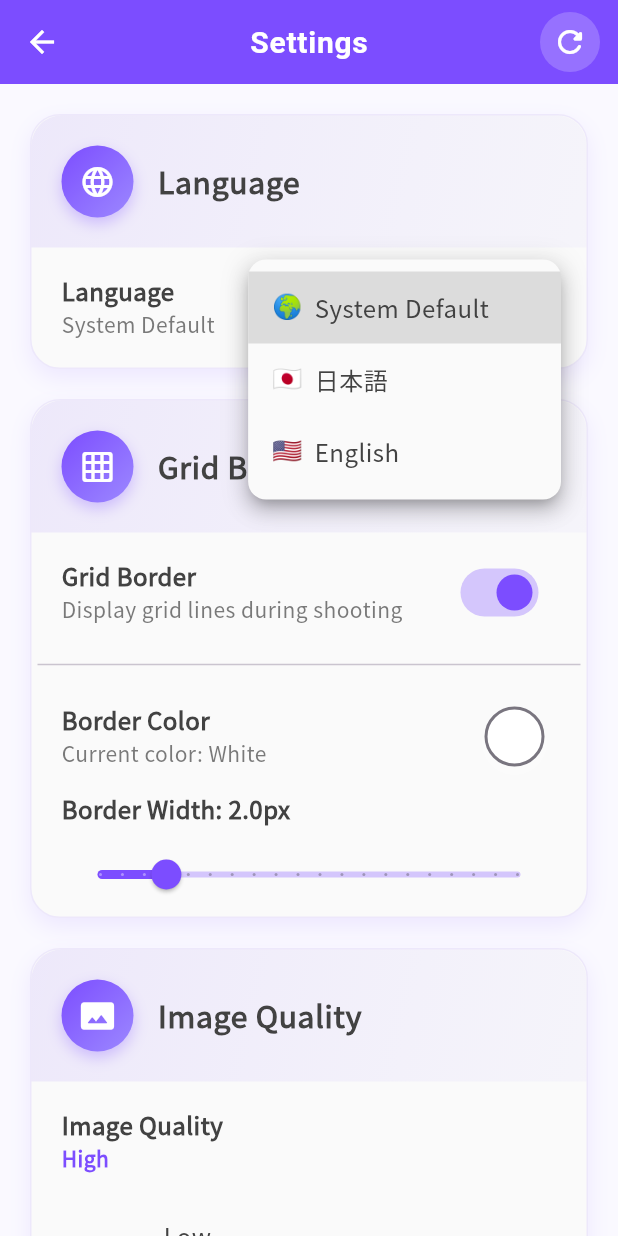
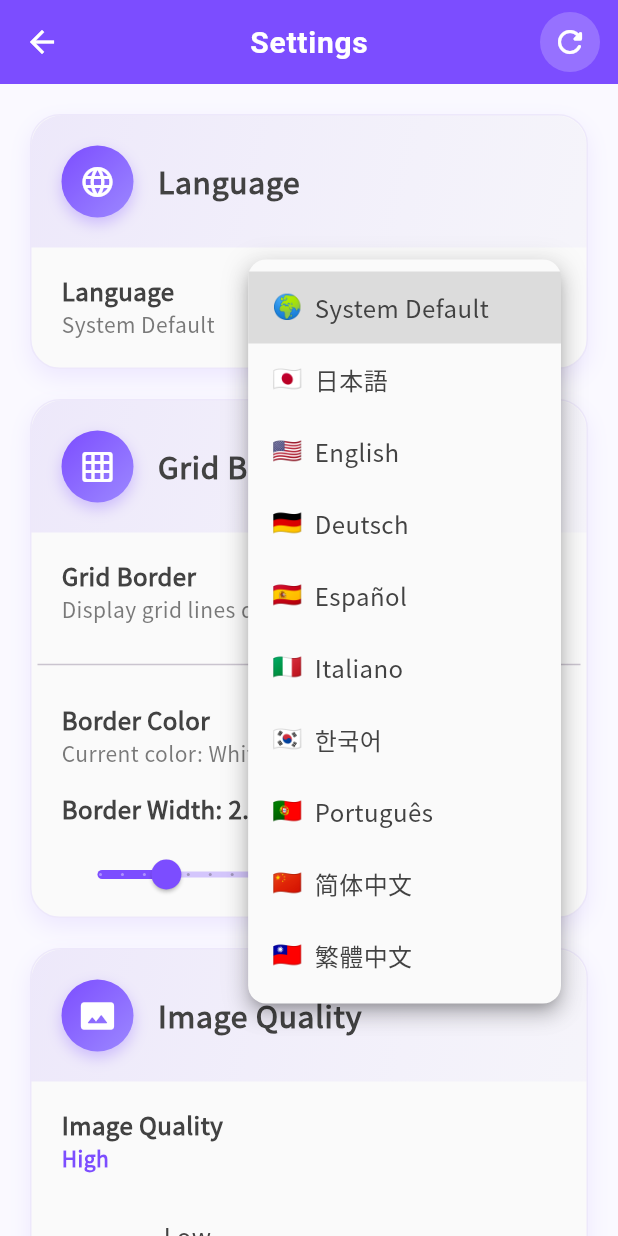
Before and after one commit to khaoselon/gridshotcamera, a Flutter app: the SettingsScreen screen opened directly, after a tap on "System Default", on a phone screen of 412 x 824 dp. Run offline on Flutter 3.47's test engine with Material 3 defaults, Android fonts, the phone set to English and light mode, and no system bars; our stand-ins replace camera, google_mobile_ads, permission_handler, share_plus, shared_preferences; missing offline and left inert: app_tracking_transparency, gal; accounts and stored records are empty; network calls fail.

```diff
--- a/lib/main.dart
+++ b/lib/main.dart
@@ -181,23 +181,27 @@ class _GridShotCameraAppState extends State<GridShotCameraApp>
       title: 'GridShot Camera',
       debugShowCheckedModeBanner: false,
 
-      // 多言語化設定
+      // 多言語化設定 - 完全版
       localizationsDelegates: const [
         AppLocalizations.delegate,
         GlobalMaterialLocalizations.delegate,
         GlobalWidgetsLocalizations.delegate,
         GlobalCupertinoLocalizations.delegate,
       ],
+
+      // 修正：すべてのサポート言語を含む
       supportedLocales: const [
         Locale('ja'), // 日本語
         Locale('en'), // 英語
+        Locale('de'), // ドイツ語
+        Locale('es'), // スペイン語
         Locale('it'), // イタリア語
-        Locale('es'), // スペイン語
-        Locale('de'), // ドイツ語
         Locale('ko'), // 韓国語
         Locale('pt'), // ポルトガル語
+        Locale('zh'), // 中国語簡体字
         Locale('zh', 'Hant'), // 中国語繁体字
       ],
+
       locale: _getEffectiveLocale(),
 
       // 明るいテーマ設定
--- a/lib/screens/settings_screen.dart
+++ b/lib/screens/settings_screen.dart
@@ -332,6 +332,7 @@ class _SettingsScreenState extends State<SettingsScreen>
     );
   }
 
+  // 修正：すべてのサポート言語を含む完全な多言語ドロップダウン
   Widget _buildLanguageTile(
     AppSettings settings,
     AppLocalizations l10n,
@@ -371,7 +372,23 @@ class _SettingsScreenState extends State<SettingsScreen>
           ),
           dropdownColor: theme.cardColor,
           borderRadius: BorderRadius.circular(12),
-          items: [
+          items: _buildLanguageDropdownItems(l10n),
+          onChanged: (value) async {
+            if (value != null) {
+              await SettingsService.instance.updateLanguage(value);
+            }
+          },
+        ),
+      ),
+    );
+  }
+
+  // 完全な言語ドロップダウンアイテムリストを構築
+  List<DropdownMenuItem<String>> _buildLanguageDropdownItems(
+    AppLocalizations l10n,
+  ) {
+    return [
+      // システムデフォルト
       DropdownMenuItem(
         value: 'system',
         child: Row(
@@ -379,10 +396,12 @@ class _SettingsScreenState extends State<SettingsScreen>
           children: [
             const Text('🌍'),
             const SizedBox(width: 8),
-                  Text('System Default'),
+            Text(l10n.systemDefault),
           ],
         ),
       ),
+
+      // 日本語
       DropdownMenuItem(
         value: 'ja',
         child: Row(
@@ -394,6 +413,8 @@ class _SettingsScreenState extends State<SettingsScreen>
           ],
         ),
       ),
+
+      // 英語
       DropdownMenuItem(
         value: 'en',
         child: Row(
@@ -405,15 +426,98 @@ class _SettingsScreenState extends State<SettingsScreen>
           ],
         ),
       ),
+
+      // ドイツ語
+      DropdownMenuItem(
+        value: 'de',
+        child: Row(
+          mainAxisSize: MainAxisSize.min,
+          children: [
+            const Text('🇩🇪'),
+            const SizedBox(width: 8),
+            const Text('Deutsch'),
           ],
-          onChanged: (value) async {
-            if (value != null) {
-              await SettingsService.instance.updateLanguage(value);
-            }
-          },
         ),
       ),
-    );
+
+      // スペイン語
+      DropdownMenuItem(
+        value: 'es',
+        child: Row(
+          mainAxisSize: MainAxisSize.min,
+          children: [
+            const Text('🇪🇸'),
+            const SizedBox(width: 8),
+            const Text('Español'),
+          ],
+        ),
+      ),
+
+      // イタリア語
+      DropdownMenuItem(
+        value: 'it',
+        child: Row(
+          mainAxisSize: MainAxisSize.min,
+          children: [
+            const Text('🇮🇹'),
+            const SizedBox(width: 8),
+            const Text('Italiano'),
+          ],
+        ),
+      ),
+
+      // 韓国語
+      DropdownMenuItem(
+        value: 'ko',
+        child: Row(
+          mainAxisSize: MainAxisSize.min,
+          children: [
+            const Text('🇰🇷'),
+            const SizedBox(width: 8),
+            const Text('한국어'),
+          ],
+        ),
+      ),
+
+      // ポルトガル語
+      DropdownMenuItem(
+        value: 'pt',
+        child: Row(
+          mainAxisSize: MainAxisSize.min,
+          children: [
+            const Text('🇵🇹'),
+            const SizedBox(width: 8),
+            const Text('Português'),
+          ],
+        ),
+      ),
+
+      // 中国語簡体字
+      DropdownMenuItem(
+        value: 'zh',
+        child: Row(
+          mainAxisSize: MainAxisSize.min,
+          children: [
+            const Text('🇨🇳'),
+            const SizedBox(width: 8),
+            const Text('简体中文'),
+          ],
+        ),
+      ),
+
+      // 中国語繁体字
+      DropdownMenuItem(
+        value: 'zh-Hant',
+        child: Row(
+          mainAxisSize: MainAxisSize.min,
+          children: [
+            const Text('🇹🇼'),
+            const SizedBox(width: 8),
+            const Text('繁體中文'),
+          ],
+        ),
+      ),
+    ];
   }
 
   Widget _buildGridBorderTile(
@@ -816,15 +920,29 @@ class _SettingsScreenState extends State<SettingsScreen>
     );
   }
 
-  /// 言語表示名を取得
+  // 修正：完全な言語表示名対応
   String _getLanguageDisplayName(String languageCode, AppLocalizations l10n) {
     switch (languageCode) {
       case 'system':
-        return 'System Default';
+        return l10n.systemDefault;
       case 'ja':
         return '日本語';
       case 'en':
         return 'English';
+      case 'de':
+        return 'Deutsch';
+      case 'es':
+        return 'Español';
+      case 'it':
+        return 'Italiano';
+      case 'ko':
+        return '한국어';
+      case 'pt':
+        return 'Português';
+      case 'zh':
+        return '简体中文';
+      case 'zh-Hant':
+        return '繁體中文';
       default:
         return languageCode;
     }
--- a/lib/services/settings_service.dart
+++ b/lib/services/settings_service.dart
@@ -145,17 +145,18 @@ class SettingsService extends ChangeNotifier {
   /// 設定の妥当性をチェック
   bool validateSettings() {
     try {
-      // 言語コードの妥当性チェック（修正版）
+      // 言語コードの妥当性チェック（修正：中国語簡体字を含む完全版）
       final validLanguageCodes = [
-        'system',
-        'ja',
-        'en',
-        'it',
-        'es',
-        'de',
-        'ko',
-        'pt',
-        'zh-Hant',
+        'system', // システムデフォルト
+        'ja', // 日本語
+        'en', // 英語
+        'de', // ドイツ語
+        'es', // スペイン語
+        'it', // イタリア語
+        'ko', // 韓国語
+        'pt', // ポルトガル語
+        'zh', // 中国語簡体字
+        'zh-Hant', // 中国語繁体字
       ];
 
       if (!validLanguageCodes.contains(_currentSettings.languageCode)) {
```
Lines whose indentation alone changed are shown as unchanged.
